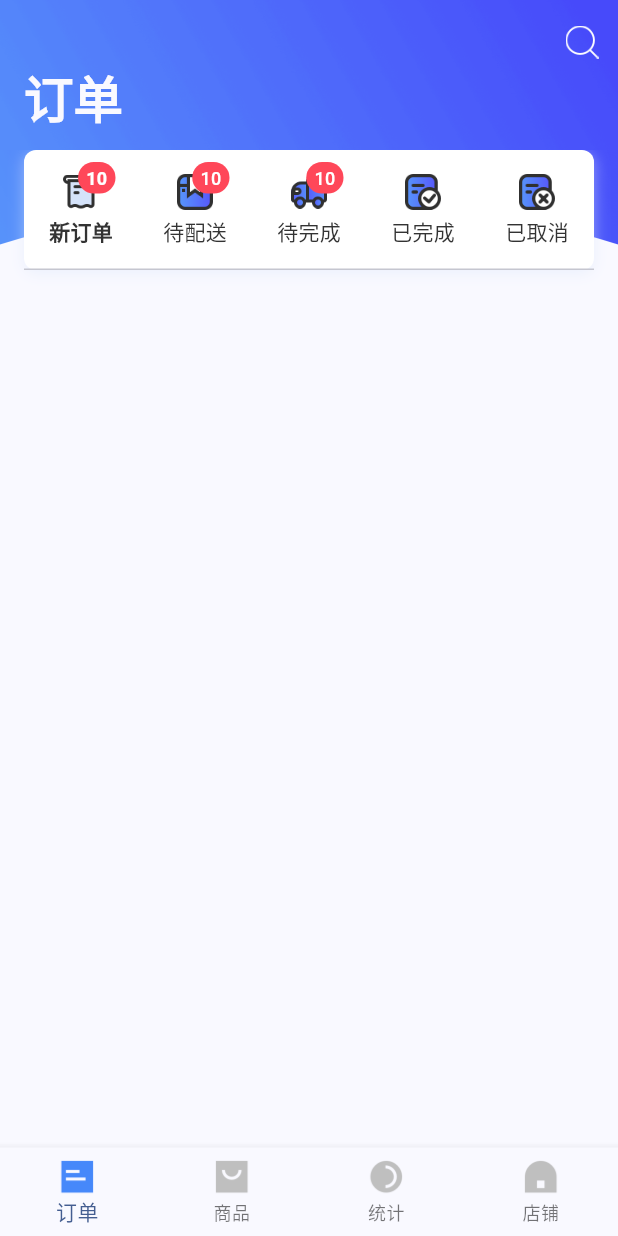
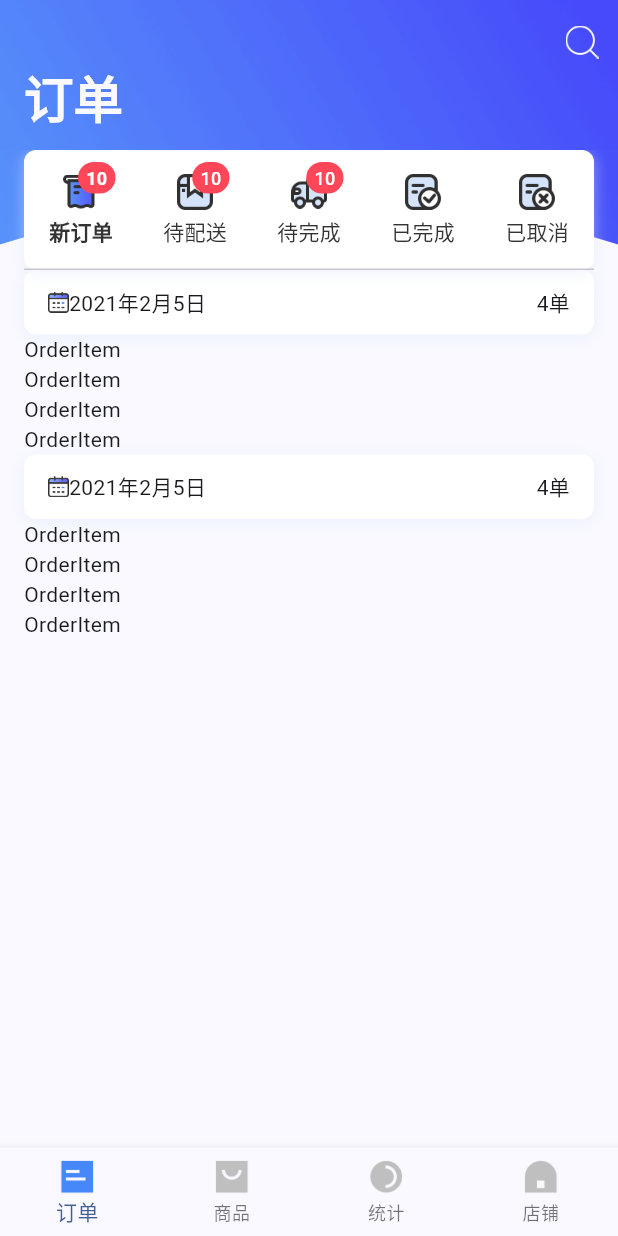
Before and after one commit to zwbuber/flutter_deer, a Flutter app: the screen it shows after launch, on a phone screen of 412 x 824 dp. Run offline on Flutter 3.47's test engine with Material 3 defaults, Android fonts, the phone set to English and light mode, and no system bars; our stand-ins replace cached_network_image.

Commit message:
feat: 添加底部导航页面

````diff
--- /dev/null
+++ b/devtools_options.yaml
@@ -0,0 +1,3 @@
+description: This file stores settings for Dart & Flutter DevTools.
+documentation: https://docs.flutter.dev/tools/devtools/extensions#configure-extension-enablement-states
+extensions:
--- a/lib/pages/order/order_list_page.dart
+++ b/lib/pages/order/order_list_page.dart
@@ -1,4 +1,9 @@
 import 'package:flutter/material.dart';
+import 'package:flutter_deer/pages/order/provider/order_page_provider.dart';
+import 'package:flutter_deer/pages/order/widget/order_item.dart';
+import 'package:flutter_deer/pages/order/widget/order_tag_item.dart';
+import 'package:flutter_deer/util/change_notifier_manage.dart';
+import 'package:provider/provider.dart';
 
 class OrderListPage extends StatefulWidget {
   const OrderListPage({super.key, required this.index});
@@ -9,9 +14,95 @@ class OrderListPage extends StatefulWidget {
   State<OrderListPage> createState() => _OrderListPageState();
 }
 
-class _OrderListPageState extends State<OrderListPage> {
+// AutomaticKeepAliveClientMixin 实现 keepAlive 保持状态，避免重建页面，保持状态不变。
+
+class _OrderListPageState extends State<OrderListPage>
+    with
+        AutomaticKeepAliveClientMixin<OrderListPage>,
+        ChangeNotifierMixin<OrderListPage> {
+  final ScrollController _controller = ScrollController();
+
+  int _page = 1;
+  int _index = 0;
+  List<String> _list = [];
+
+  @override
+  void initState() {
+    super.initState();
+    _index = widget.index;
+    _onRefresh();
+  }
+
+  @override
+  Map<ChangeNotifier, List<VoidCallback>?>? changeNotifier() {
+    return {_controller: null};
+  }
+
   @override
   Widget build(BuildContext context) {
-    return Container();
+    // NotificationListener 监听通知
+
+    return NotificationListener(
+      // RefreshIndicator 下拉刷新控件
+      child: RefreshIndicator(
+        onRefresh: _onRefresh,
+        displacement: 120.0, // 默认40， 多添加的80为Header高度
+        child: Consumer<OrderPageProvider>(
+          builder: (_, provider, child) {
+            return CustomScrollView(
+              /// 这里指定controller可以与外层NestedScrollView的滚动分离，避免一处滑动，5个Tab中的列表同步滑动。
+              /// 这种方法的缺点是会重新layout列表
+              controller: _index != provider.index ? _controller : null,
+              key: PageStorageKey<String>('$_index'),
+              slivers: <Widget>[
+                SliverOverlapInjector(
+                  ///SliverAppBar的expandedHeight高度,避免重叠
+                  handle: NestedScrollView.sliverOverlapAbsorberHandleFor(
+                    context,
+                  ),
+                ),
+                child!,
+              ],
+            );
+          },
+          child: SliverPadding(
+            padding: const EdgeInsets.symmetric(horizontal: 16),
+            sliver: _list.isEmpty
+                ? SliverFillRemaining(child: Text('无数据'))
+                : SliverList(
+                    delegate: SliverChildBuilderDelegate((
+                      BuildContext context,
+                      int index,
+                    ) {
+                      return index < _list.length
+                          ? (index % 5 == 0
+                                ? const OrderTagItem(
+                                    date: '2021年2月5日',
+                                    orderTotal: 4,
+                                  )
+                                : OrderItem(
+                                    key: Key('order_item_$index'),
+                                    index: index,
+                                    tabIndex: _index,
+                                  ))
+                          : const SizedBox();
+                    }, childCount: _list.length + 1),
+                  ),
+          ),
+        ),
+      ),
+    );
   }
+
+  Future<void> _onRefresh() async {
+    await Future.delayed(const Duration(seconds: 2), () {
+      setState(() {
+        _page = 1;
+        _list = List.generate(10, (i) => 'newItem：$i');
+      });
+    });
+  }
+
+  @override
+  bool get wantKeepAlive => true;
 }
--- a/lib/pages/order/order_page.dart
+++ b/lib/pages/order/order_page.dart
@@ -174,9 +174,7 @@ class _OrderPageState extends State<OrderPage>
               image: isDark
                   ? null
                   : DecorationImage(
-                      image: new ExactAssetImage(
-                        'assets/images/order/order_bg1.png',
-                      ),
+                      image: AssetImage('assets/images/order/order_bg1.png'),
                       fit: BoxFit.fill,
                     ),
             ),
@@ -307,8 +305,8 @@ class _TabView extends StatelessWidget {
                           (value) => value.index,
                         ) ==
                         index
-                    ? imgList[index][1]
-                    : imgList[index][0],
+                    ? imgList[index][0]
+                    : imgList[index][1],
                 width: 24.0,
                 height: 24.0,
               ),
--- /dev/null
+++ b/lib/pages/order/widget/order_item.dart
@@ -0,0 +1,13 @@
+import 'package:flutter/material.dart';
+
+class OrderItem extends StatelessWidget {
+  const OrderItem({super.key, required this.index, required this.tabIndex});
+
+  final int index;
+  final int tabIndex;
+
+  @override
+  Widget build(BuildContext context) {
+    return Container(child: Text('OrderItem'));
+  }
+}
--- /dev/null
+++ b/lib/pages/order/widget/order_tag_item.dart
@@ -0,0 +1,44 @@
+import 'package:flutter/material.dart';
+import 'package:flutter_deer/util/theme_utils.dart';
+import 'package:flutter_deer/widgets/load_image.dart';
+import 'package:flutter_deer/widgets/my_card.dart';
+
+class OrderTagItem extends StatelessWidget {
+  const OrderTagItem({super.key, required this.date, required this.orderTotal});
+
+  final String date;
+  final int orderTotal;
+
+  @override
+  Widget build(BuildContext context) {
+    return Padding(
+      padding: const EdgeInsets.only(top: 0),
+      child: MyCard(
+        child: Container(
+          height: 43.0,
+          padding: const EdgeInsets.symmetric(horizontal: 16.0),
+          child: Row(
+            children: [
+              if (context.isDark)
+                const LoadAssetImage(
+                  'order/icon_calendar_dark',
+                  width: 14.0,
+                  height: 14.0,
+                )
+              else
+                const LoadAssetImage(
+                  'order/icon_calendar',
+                  width: 14.0,
+                  height: 14.0,
+                ),
+              SizedBox(height: 10),
+              Text(date),
+              const Expanded(child: SizedBox.shrink()),
+              Text('$orderTotal单'),
+            ],
+          ),
+        ),
+      ),
+    );
+  }
+}
--- a/lib/tabbar/app_navigation.dart
+++ b/lib/tabbar/app_navigation.dart
@@ -1,7 +1,9 @@
 import 'package:flutter/material.dart';
 import 'package:flutter_deer/common/constant/colors.dart';
-import 'package:flutter_deer/pages/home/home_page.dart';
+import 'package:flutter_deer/pages/goods/goods_page.dart';
 import 'package:flutter_deer/pages/order/order_page.dart';
+import 'package:flutter_deer/pages/shop/shop_page.dart';
+import 'package:flutter_deer/pages/statistics/statistics_page.dart';
 import 'package:flutter_deer/tabbar/app_bottom_bar.dart';
 import 'package:flutter_deer/widgets/load_image.dart';
 
@@ -76,7 +78,7 @@ class _AppNavigationState extends State<AppNavigation> {
     return PageView(
       physics: const NeverScrollableScrollPhysics(),
       controller: _ctrl,
-      children: [OrderPage(), HomePage(), HomePage(), HomePage()],
+      children: [OrderPage(), GoodsPage(), StatisticsPage(), ShopPage()],
     );
   }
 }
--- /dev/null
+++ b/lib/util/change_notifier_manage.dart
@@ -0,0 +1,79 @@
+import 'package:flutter/widgets.dart';
+
+/// @weilu https://github.com/simplezhli/flutter_deer
+///
+/// 便于管理ChangeNotifier，不用重复写模板代码。
+/// 之前：
+/// ```dart
+/// class TestPageState extends State<TestPage> {
+///   final TextEditingController _controller = TextEditingController();
+///   final FocusNode _nodeText = FocusNode();
+///
+///   @override
+///   void initState() {
+///     _controller.addListener(callback);
+///     super.initState();
+///   }
+///
+///   @override
+///   void dispose() {
+///     _controller.removeListener(callback);
+///     _controller.dispose();
+///     _nodeText.dispose();
+///     super.dispose();
+///   }
+/// }
+/// ```
+/// 使用示例：
+/// ```dart
+/// class TestPageState extends State<TestPage> with ChangeNotifierMixin<TestPage> {
+///   final TextEditingController _controller = TextEditingController();
+///   final FocusNode _nodeText = FocusNode();
+///
+///   @override
+///   Map<ChangeNotifier, List<VoidCallback>?>? changeNotifier() {
+///     return {
+///       _controller: [callback],
+///       _nodeText: null,
+///     };
+///   }
+/// }
+/// ```
+mixin ChangeNotifierMixin<T extends StatefulWidget> on State<T> {
+
+  Map<ChangeNotifier?, List<VoidCallback>?>? _map;
+
+  Map<ChangeNotifier?, List<VoidCallback>?>? changeNotifier();
+
+  @override
+  void initState() {
+    _map = changeNotifier();
+    /// 遍历数据，如果callbacks不为空则添加监听
+    _map?.forEach((changeNotifier, callbacks) {
+      if (callbacks != null && callbacks.isNotEmpty) {
+
+        void addListener(VoidCallback callback) {
+          changeNotifier?.addListener(callback);
+        }
+
+        callbacks.forEach(addListener);
+      }
+    });
+    super.initState();
+  }
+
+  @override
+  void dispose() {
+    _map?.forEach((changeNotifier, callbacks) {
+      if (callbacks != null && callbacks.isNotEmpty) {
+        void removeListener(VoidCallback callback) {
+          changeNotifier?.removeListener(callback);
+        }
+
+        callbacks.forEach(removeListener);
+      }
+      changeNotifier?.dispose();
+    });
+    super.dispose();
+  }
+}
````
Also changed, not shown: lib/pages/goods/goods_page.dart (added, +18 -0 lines), lib/pages/shop/shop_page.dart (added, +18 -0 lines), lib/pages/statistics/statistics_page.dart (added, +18 -0 lines), lib/widgets/my_card.dart (+15 -11 lines).
